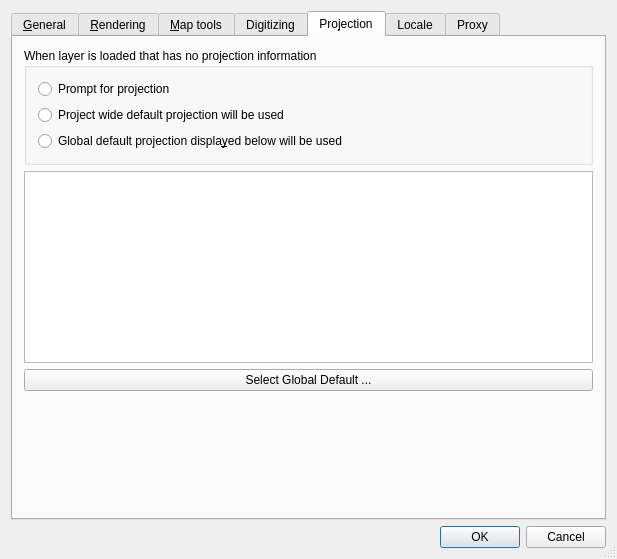
Before: the Qt Designer form src/ui/qgsoptionsbase.ui in qgis/QGIS, drawn with Qt 5.
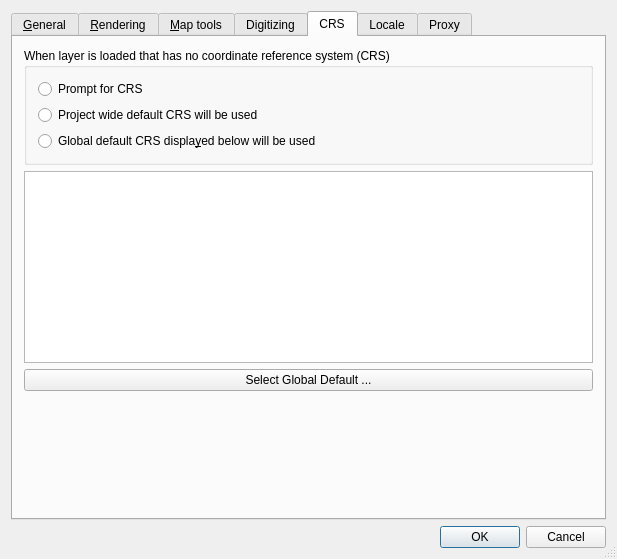
After: the same form once the commit is applied. The open tabs and pages were chosen to show the change. Icons and pictures are not drawn. Custom widgets are drawn as their Qt base class.

Commit message: More substitutions of the words Projection/SRS for Coordinate Reference System / CRS

```diff
--- a/src/ui/qgsoptionsbase.ui
+++ b/src/ui/qgsoptionsbase.ui
@@ -785,7 +785,7 @@
      </widget>
      <widget class="QWidget" name="tabProjection" >
       <attribute name="title" >
-       <string>Pro&amp;jection</string>
+       <string>CRS</string>
       </attribute>
       <layout class="QGridLayout" >
        <property name="leftMargin" >
@@ -826,7 +826,7 @@
        <item row="0" column="0" >
         <widget class="QGroupBox" name="grpProjectionBehaviour" >
          <property name="title" >
-          <string>When layer is loaded that has no projection information</string>
+          <string>When layer is loaded that has no coordinate reference system (CRS)</string>
          </property>
          <layout class="QVBoxLayout" >
           <property name="leftMargin" >
@@ -844,21 +844,21 @@
           <item>
            <widget class="QRadioButton" name="radPromptForProjection" >
             <property name="text" >
-             <string>Prompt for projection</string>
+             <string>Prompt for CRS</string>
             </property>
            </widget>
           </item>
           <item>
            <widget class="QRadioButton" name="radUseProjectProjection" >
             <property name="text" >
-             <string>Project wide default projection will be used</string>
+             <string>Project wide default CRS will be used</string>
             </property>
            </widget>
           </item>
           <item>
            <widget class="QRadioButton" name="radUseGlobalProjection" >
             <property name="text" >
-             <string>Global default projection displa&amp;yed below will be used</string>
+             <string>Global default CRS displa&amp;yed below will be used</string>
             </property>
            </widget>
           </item>
```
Left out of the diff: 2 changed lines with no effect on the pictures. The commit also changes 2 other files.
